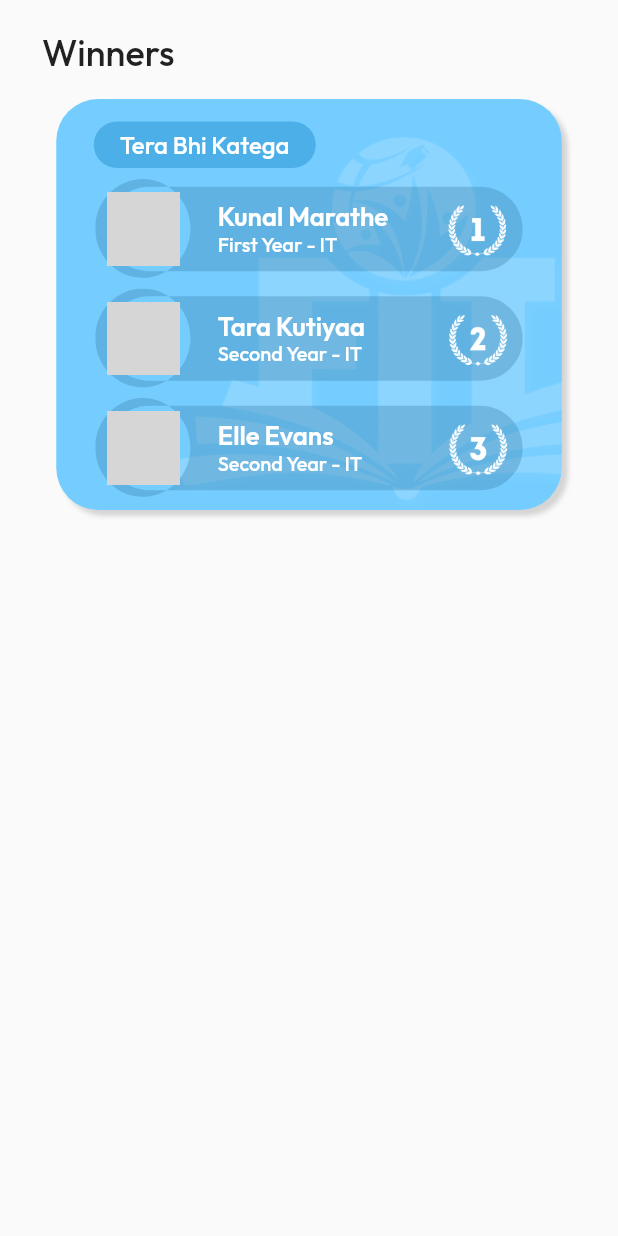
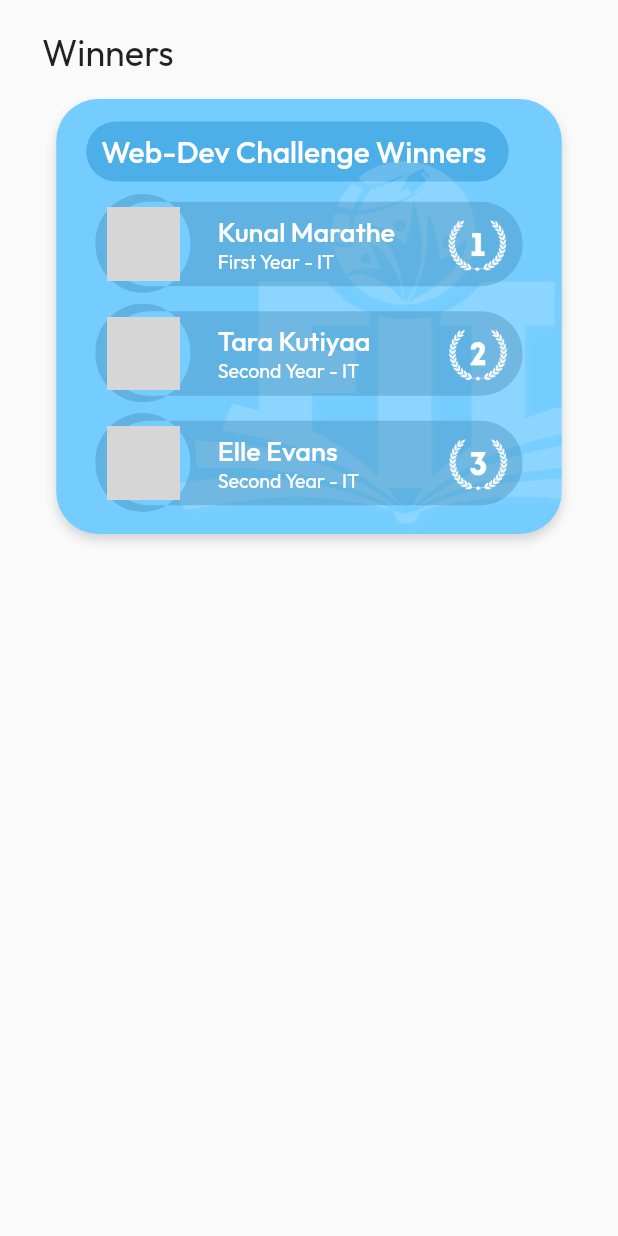
Before and after one commit to aniketujgare/Fraternity-of-Information-Technology, a Flutter app: the EventWinnersCard widget shown alone on an empty page, opened directly, on a phone screen of 412 x 824 dp. Run offline on Flutter 3.47's test engine with Material 2 defaults, Android fonts, the phone set to English and light mode, and no system bars; our stand-ins replace dropdown_button2, equatable, flutter_bloc, flutter_svg, lottie; network calls fail; grey boxes are pictures that could not be loaded.

```diff
--- a/lib/screens/fit_committee/fit_committee_view.dart
+++ b/lib/screens/fit_committee/fit_committee_view.dart
@@ -22,7 +22,7 @@ class FitCommitteeView extends StatelessWidget {
                       child: Text(
                         'FIT Committee',
                         style: TextStyle(
-                            fontSize: 36,
+                            fontSize: kHeadingFontSize,
                             color: kTextColor,
                             fontWeight: FontWeight.w400),
                       ),
--- a/lib/screens/home/widgets/event_winners_card.dart
+++ b/lib/screens/home/widgets/event_winners_card.dart
@@ -29,7 +29,7 @@ class EventWinnersCard extends StatelessWidget {
             textAlign: TextAlign.left,
             style: const TextStyle(
               fontSize: 24,
-              fontWeight: FontWeight.w500,
+              fontWeight: FontWeight.w400,
             ),
           ),
         ),
@@ -37,43 +37,43 @@ class EventWinnersCard extends StatelessWidget {
         Container(
           margin: const EdgeInsets.all(15),
           width: 337,
-          height: 274,
+          height: 290,
           decoration: BoxDecoration(
             color: kblueColor,
             borderRadius: BorderRadius.circular(28),
             boxShadow: const [
               BoxShadow(
                 color: Color(0x26000000),
-                offset: Offset(4, 4),
-                blurRadius: 2.5,
+                offset: Offset(0, 4),
+                blurRadius: 5,
               ),
             ],
           ),
           child: Stack(
             children: [
               Positioned(
-                left: 25,
+                left: 20,
                 top: 15,
                 child: Container(
-                  width: 148,
-                  height: 31,
+                  // width: 148,
+                  height: 40,
                   decoration: BoxDecoration(
                     color: const Color.fromARGB(255, 14, 130, 197)
                         .withOpacity(0.4),
-                    borderRadius: BorderRadius.circular(36.5),
+                    borderRadius: BorderRadius.circular(20),
                   ),
                   child: const Padding(
-                    padding: EdgeInsets.only(left: 15, right: 15),
+                    padding: EdgeInsets.only(left: 10, right: 15),
                     child: Align(
                       alignment: Alignment.center,
                       child: FittedBox(
                         child: Text(
-                          'Tera Bhi Katega',
+                          'Web-Dev Challenge Winners',
                           textAlign: TextAlign.left,
                           overflow: TextOverflow.ellipsis,
                           maxLines: 1,
                           style: TextStyle(
-                            fontSize: 16,
+                            fontSize: 20,
                             fontWeight: FontWeight.w500,
                             height: 1.26,
                             color: Colors.white,
@@ -97,7 +97,7 @@ class EventWinnersCard extends StatelessWidget {
                 ),
               ),
               Container(
-                margin: const EdgeInsets.only(top: 50),
+                margin: const EdgeInsets.only(top: 60),
                 child: ListView.builder(
                   itemCount: 3,
                   physics: const NeverScrollableScrollPhysics(),
@@ -139,8 +139,8 @@ class EventWinnersCard extends StatelessWidget {
                                       user[index + 1]![0],
                                       maxLines: 1,
                                       style: const TextStyle(
-                                        fontSize: 17,
-                                        fontWeight: FontWeight.w600,
+                                        fontSize: 18,
+                                        fontWeight: FontWeight.w500,
                                         height: 1.26,
                                         color: Color(0xffffffff),
                                       ),
@@ -148,8 +148,8 @@ class EventWinnersCard extends StatelessWidget {
                                     Text(
                                       user[index + 1]![1],
                                       style: const TextStyle(
-                                        fontSize: 13.3,
-                                        fontWeight: FontWeight.w500,
+                                        fontSize: 13,
+                                        fontWeight: FontWeight.w400,
                                         height: 1.26,
                                         color: Color(0xffffffff),
                                       ),
--- a/lib/screens/home/widgets/fit_committee_card.dart
+++ b/lib/screens/home/widgets/fit_committee_card.dart
@@ -33,7 +33,7 @@ class FITCommitteeCard extends StatelessWidget {
             textAlign: TextAlign.left,
             style: const TextStyle(
               fontSize: 24,
-              fontWeight: FontWeight.w500,
+              fontWeight: FontWeight.w400,
             ),
           ),
         ),
@@ -50,8 +50,8 @@ class FITCommitteeCard extends StatelessWidget {
               boxShadow: const [
                 BoxShadow(
                   color: Color(0x26000000),
-                  offset: Offset(4, 4),
-                  blurRadius: 2.5,
+                  offset: Offset(0, 4),
+                  blurRadius: 5,
                 ),
               ],
             ),
--- a/lib/screens/home/widgets/home_header.dart
+++ b/lib/screens/home/widgets/home_header.dart
@@ -51,7 +51,7 @@ class HomeHeader extends StatelessWidget {
                   style: const TextStyle(
                     fontSize: 24,
                     height: 1.26,
-                    fontWeight: FontWeight.w500,
+                    fontWeight: FontWeight.w400,
                     color: Colors.black,
                   ),
                   children: [
@@ -77,7 +77,7 @@ class HomeHeader extends StatelessWidget {
                 splashColor: kPrimaryColor.withOpacity(0.2),
                 onPressed: onPressed,
                 icon: const Icon(
-                  Icons.notifications,
+                  Icons.notifications_outlined,
                   size: 30,
                 ),
               ),
--- a/lib/screens/home/widgets/student_achievement.dart
+++ b/lib/screens/home/widgets/student_achievement.dart
@@ -26,7 +26,7 @@ class StudentAchievement extends StatelessWidget {
             textAlign: TextAlign.left,
             style: const TextStyle(
               fontSize: 24,
-              fontWeight: FontWeight.w500,
+              fontWeight: FontWeight.w400,
             ),
           ),
         ),
@@ -41,8 +41,8 @@ class StudentAchievement extends StatelessWidget {
             boxShadow: const [
               BoxShadow(
                 color: Color(0x26000000),
-                offset: Offset(4, 4),
-                blurRadius: 2.5,
+                offset: Offset(0, 4),
+                blurRadius: 5,
               ),
             ],
           ),
--- a/lib/screens/home/widgets/upcoming_events.dart
+++ b/lib/screens/home/widgets/upcoming_events.dart
@@ -32,7 +32,7 @@ class UpcomingEventsCard extends StatelessWidget {
             textAlign: TextAlign.left,
             style: const TextStyle(
               fontSize: 24,
-              fontWeight: FontWeight.w500,
+              fontWeight: FontWeight.w400,
             ),
           ),
         ),
@@ -47,8 +47,8 @@ class UpcomingEventsCard extends StatelessWidget {
             boxShadow: const [
               BoxShadow(
                 color: Color(0x26000000),
-                offset: Offset(4, 4),
-                blurRadius: 2.5,
+                offset: Offset(0, 4),
+                blurRadius: 5,
               ),
             ],
           ),
--- a/lib/screens/notifications/widgets/notification_card.dart
+++ b/lib/screens/notifications/widgets/notification_card.dart
@@ -27,6 +27,7 @@ class NotificationCard extends StatelessWidget {
   Widget build(BuildContext context) {
     return Container(
       margin: const EdgeInsets.fromLTRB(25, 10, 22, 10),
+      color: Colors.white,
       width: double.infinity,
       child: Row(
         crossAxisAlignment: CrossAxisAlignment.center,
--- a/lib/screens/notifications/widgets/notifications_header.dart
+++ b/lib/screens/notifications/widgets/notifications_header.dart
@@ -1,5 +1,6 @@
 import 'package:flutter/material.dart';
 import 'package:flutter_svg/flutter_svg.dart';
+import 'package:fraternity_of_information_technology/utils/constants.dart';
 
 class NotificationsHeader extends StatelessWidget {
   const NotificationsHeader({
@@ -20,6 +21,7 @@ class NotificationsHeader extends StatelessWidget {
                 onTap: () => Navigator.of(context).pop(),
                 child: SvgPicture.asset(
                   'assets/images/back_button.svg',
+                  height: 18,
                 )),
           ),
           const Align(
@@ -27,7 +29,7 @@ class NotificationsHeader extends StatelessWidget {
             child: Text(
               'Notifications',
               style: TextStyle(
-                fontSize: 36,
+                fontSize: kHeadingFontSize,
                 fontWeight: FontWeight.w400,
                 height: 1.26,
               ),
--- a/lib/screens/user_profile/user_profile_view.dart
+++ b/lib/screens/user_profile/user_profile_view.dart
@@ -32,7 +32,7 @@ class _UserProfileViewState extends State<UserProfileView> {
                       'Profile',
                       textAlign: TextAlign.start,
                       style: TextStyle(
-                          fontSize: 36,
+                          fontSize: kHeadingFontSize,
                           color: kTextColor,
                           fontWeight: FontWeight.w400),
                     ),
--- a/lib/utils/constants.dart
+++ b/lib/utils/constants.dart
@@ -14,6 +14,9 @@ const kTextFieldContentColor = Color(0xffADB6C1);
 const kTextFieldBorderColor = Color(0xffECEFF5);
 const kCyanLightColor = Color(0xffd5eeee);
 const kGrayCardColor = Color(0xfff7f8f9);
+
+const kHeadingFontSize = 28.0;
+
 bool isPortrait(BuildContext context) {
   return MediaQuery.of(context).orientation == Orientation.portrait;
 }
```
Also changed, not shown: lib/screens/notifications/notifications_view.dart (+7 -2 lines), lib/widgets/fit_app_bar.dart (+7 -6 lines), assets/images/gallery_icon.svg, assets/images/news_icon.svg (added).
